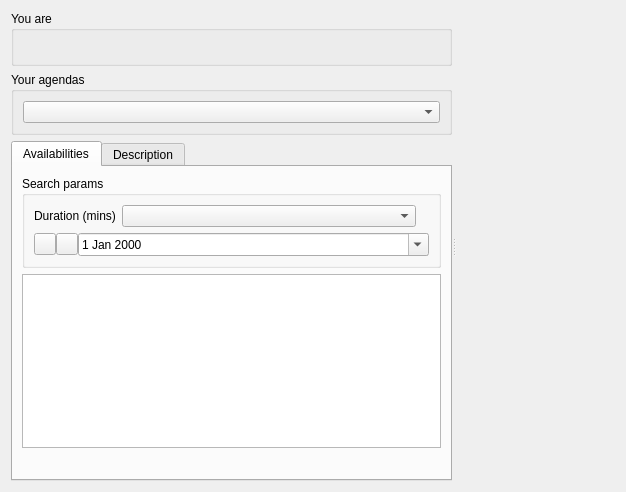
Old version of the form plugins/agendaplugin/usercalendarviewer.ui in the repository FreeHealth/freehealth.
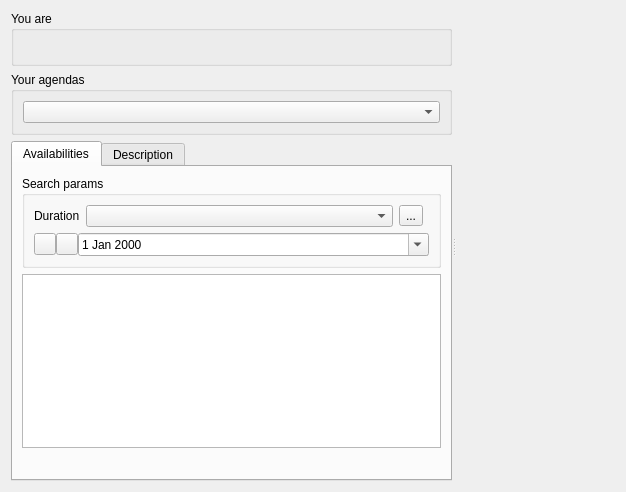
New version of the form. Custom widgets are drawn as their Qt base class.

Commit message: unstable calendar button

Patch:
```diff
--- a/plugins/agendaplugin/usercalendarviewer.ui
+++ b/plugins/agendaplugin/usercalendarviewer.ui
@@ -106,7 +106,7 @@
                  </sizepolicy>
                 </property>
                 <property name="text">
-                 <string>Duration (mins)</string>
+                 <string>Duration</string>
                 </property>
                </widget>
               </item>
@@ -120,10 +120,7 @@
                 </property>
                </widget>
               </item>
-              <item row="0" column="2">
-               <widget class="QLabel" name="durationLabel"/>
-              </item>
-              <item row="1" column="0" colspan="3">
+              <item row="1" column="0" colspan="4">
                <layout class="QHBoxLayout" name="horizontalLayout_3">
                 <property name="spacing">
                  <number>0</number>
@@ -181,6 +178,13 @@
                 </item>
                </layout>
               </item>
+              <item row="0" column="2">
+               <widget class="QToolButton" name="defaultDurationButton">
+                <property name="text">
+                 <string>...</string>
+                </property>
+               </widget>
+              </item>
              </layout>
             </widget>
            </item>
```
The commit also changes 2 other files.
